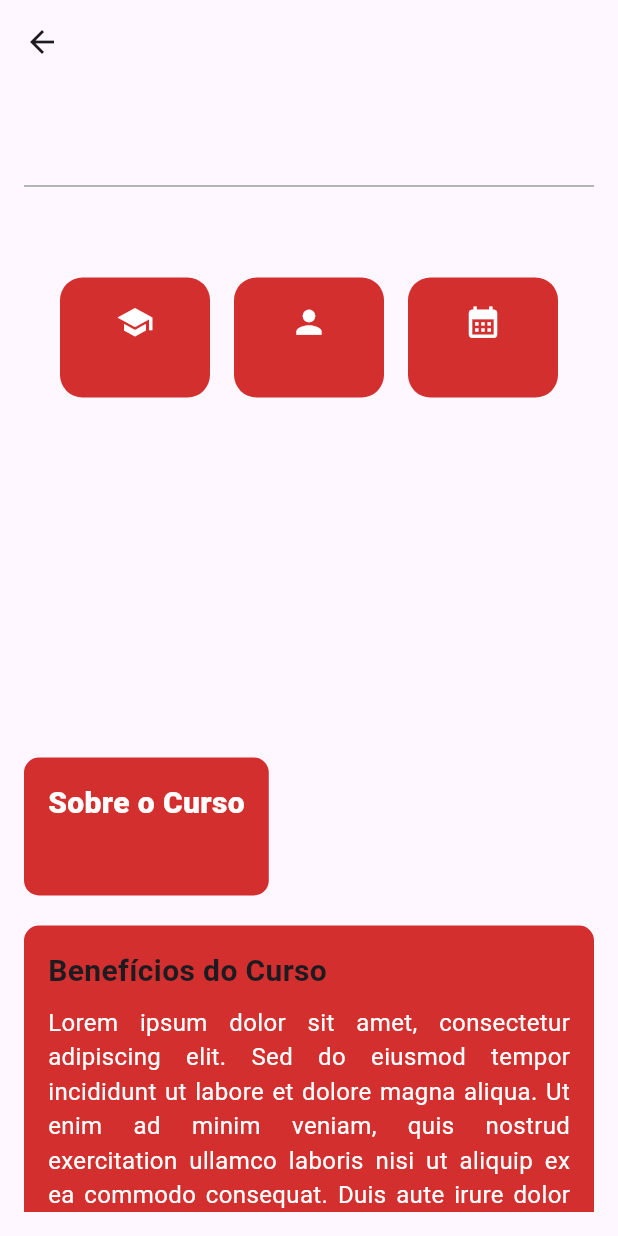
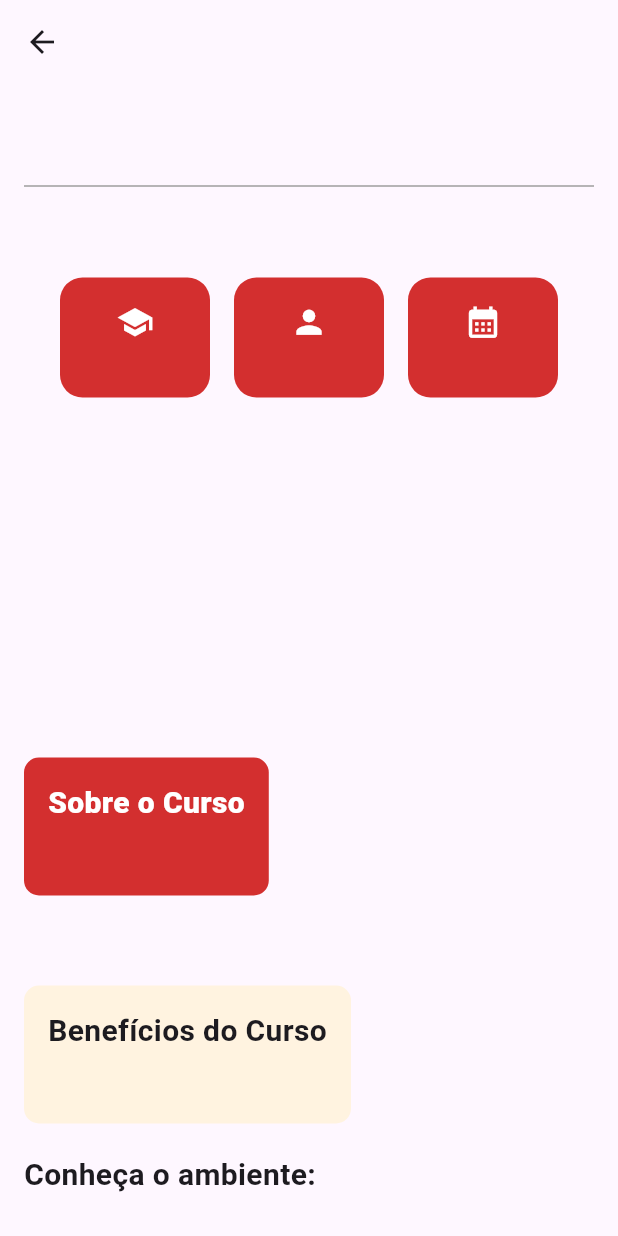
Before and after one commit to maathzzz/cursos_unisagrado, a Flutter app: the CourseDetailPage screen opened directly with empty values, on a phone screen of 412 x 824 dp. Run offline on Flutter 3.47's test engine with Material 3 defaults, Android fonts, the phone set to English and light mode, and no system bars; drawn by our look-alikes of carousel_slider.

```diff
--- a/lib/main.dart
+++ b/lib/main.dart
@@ -43,7 +43,17 @@ class _MyHomePageState extends State<MyHomePage> {
           'assets/labcs3.jpg',
           'assets/labcs4.jpg',
         ],
-        about: "A área de atuação de um profissional de Ciência da Computação abrange a Tecnologia da Informação, que é um mercado em crescimento na atualidade. O cientista da computação poderá atuar em projetos computacionais de hardware e software: projeto de infraestrutura de tecnologia, gerenciamento e bancos de dados, análise de sistemas, segurança da informação e muito mais."
+        imgSection1: [
+          'assets/labcs4.jpg',
+          'assets/labcs5.jpg',
+        ],
+        imgSection2: [
+          'assets/labcs6.jpg',
+          'assets/labcs7.jpg',
+          'assets/labcs8.jpg',
+        ],
+        about: "A área de atuação de um profissional de Ciência da Computação abrange a Tecnologia da Informação, que é um mercado em crescimento na atualidade. O cientista da computação poderá atuar em projetos computacionais de hardware e software: projeto de infraestrutura de tecnologia, gerenciamento e bancos de dados, análise de sistemas, segurança da informação e muito mais.",
+        benefits: "De olho no futuro e acompanhando as tendências na indústria da informação, pode-se dizer que o mercado de atuação está cada vez mais amplo e exigente, sendo a formação profissional cada vez mais essencial. Grande parte das empresas públicas e privadas utiliza algum tipo de tecnologia para desenvolver suas atividades, necessitando de criação, programação, análise, suporte e inovação."
     ),
     Course(
       name: "Jogos Digitais",
@@ -54,11 +64,21 @@ class _MyHomePageState extends State<MyHomePage> {
       modality: "Presencial",
       duration: "2 anos",
       firstCarousel: [
-        'assets/labcs1.jpg',
-        'assets/labcs3.jpg',
-        'assets/labcs4.jpg',
+        'assets/labjd1.jpg',
+        'assets/labjd2.jpg',
+        'assets/labjd3.jpg',
+      ],
+      imgSection1: [
+        'assets/labjd4.jpg',
+        'assets/labjd5.jpg',
+      ],
+      imgSection2: [
+        'assets/labjd6.jpg',
+        'assets/labcs7.jpg',
+        'assets/labcs8.jpg',
       ],
       about: "A principal área de atuação do profissional de Jogos Digitais é o entretenimento digital, em que é responsável pelo desenvolvimento de produtos tais como: jogos educativos, de marketing, de treinamento empresarial, na saúde, científicos, militares, dentre outros. Além disso, pode desempenhar funções como roteirista, artista gráfico, designer de áudio, testador de jogos, programador e redator. As possibilidades são inúmeras!",
+      benefits: "O Brasil é o principal mercado de jogos da América Latina e está entre os maiores do mundo. A demanda por profissionais qualificados para o desenvolvimento, gestão e inovação no setor de entretenimento é crescente. Além disso, setores como educação, treinamento profissional e marketing estão cada vez mais interessados nas habilidades do tecnólogo em Jogos Digitais. Profissionais atualizados com as novidades do mercado, criativos e inovadores têm um futuro promissor."
     ),
   ];
 
@@ -278,7 +298,7 @@ class CourseDetailPage extends StatelessWidget {
                   );
                 }).toList(),
               ),
-              SizedBox(height: 20),
+              const SizedBox(height: 20),
               Container(
                 padding: EdgeInsets.all(16),
                 decoration: BoxDecoration(
@@ -294,28 +314,23 @@ class CourseDetailPage extends StatelessWidget {
                   ],
                 ),
               ),
-              SizedBox(height: 20),
-              Container(
-                padding: EdgeInsets.all(16),
-                decoration: BoxDecoration(
-                  color: Colors.red.shade700,
-                  borderRadius: BorderRadius.circular(10),
-                ),
-                child: Column(
-                  crossAxisAlignment: CrossAxisAlignment.start,
-                  children: [
-                    Text('Benefícios do Curso', style: TextStyle(fontSize: 20, fontWeight: FontWeight.bold)),
-                    SizedBox(height: 8),
-                    Text(
-                      'Lorem ipsum dolor sit amet, consectetur adipiscing elit. Sed do eiusmod tempor incididunt ut labore et dolore magna aliqua. '
-                          'Ut enim ad minim veniam, quis nostrud exercitation ullamco laboris nisi ut aliquip ex ea commodo consequat. '
-                          'Duis aute irure dolor in reprehenderit in voluptate velit esse cillum dolore eu fugiat nulla pariatur. '
-                          'Excepteur sint occaecat cupidatat non proident, sunt in culpa qui officia deserunt mollit anim id est laborum.',
-                      textAlign: TextAlign.justify,
-                      style: TextStyle(fontSize: 16, color: Colors.white),
+              const SizedBox(height: 20),
+              const SizedBox(height: 20),
+              Column(
+                crossAxisAlignment: CrossAxisAlignment.stretch,
+                children: course.imgSection1.map((imagePath) {
+                  return Container(
+                    margin: const EdgeInsets.only(bottom: 10),
+                    decoration: BoxDecoration(
+                      borderRadius: BorderRadius.circular(10),
+                      image: DecorationImage(
+                        image: AssetImage(imagePath),
+                        fit: BoxFit.cover,
+                      ),
                     ),
-                  ],
-                ),
+                    height: 200,
+                  );
+                }).toList(),
               ),
               SizedBox(height: 20),
               Container(
@@ -327,26 +342,43 @@ class CourseDetailPage extends StatelessWidget {
                 child: Column(
                   crossAxisAlignment: CrossAxisAlignment.start,
                   children: [
-                    Text('Oportunidades de Carreira', style: TextStyle(fontSize: 20, fontWeight: FontWeight.bold)),
-                    SizedBox(height: 8),
+                    Text('Benefícios do Curso', style: TextStyle(fontSize: 20, fontWeight: FontWeight.bold)),
+                    const SizedBox(height: 8),
                     Text(
-                      'Lorem ipsum dolor sit amet, consectetur adipiscing elit. Sed do eiusmod tempor incididunt ut labore et dolore magna aliqua. '
-                          'Ut enim ad minim veniam, quis nostrud exercitation ullamco laboris nisi ut aliquip ex ea commodo consequat. '
-                          'Duis aute irure dolor in reprehenderit in voluptate velit esse cillum dolore eu fugiat nulla pariatur. '
-                          'Excepteur sint occaecat cupidatat non proident, sunt in culpa qui officia deserunt mollit anim id est laborum.',
+                      course.benefits,
                       textAlign: TextAlign.justify,
                       style: TextStyle(fontSize: 16),
                     ),
                   ],
                 ),
               ),
-              SizedBox(height: 20),
+              const SizedBox(height: 20),
+              Text('Conheça o ambiente:', style: TextStyle(fontSize: 20, fontWeight: FontWeight.bold)),
+              const SizedBox(height: 20),
+              Column(
+                crossAxisAlignment: CrossAxisAlignment.stretch,
+                children: course.imgSection2.map((imagePath) {
+                  return Container(
+                    margin: const EdgeInsets.only(bottom: 10),
+                    decoration: BoxDecoration(
+                      borderRadius: BorderRadius.circular(10),
+                      image: DecorationImage(
+                        image: AssetImage(imagePath),
+                        fit: BoxFit.cover,
+                      ),
+                    ),
+                    height: 200,
+                  );
+                }).toList(),
+              ),
+              const SizedBox(height: 20),
               Center(
                 child: ElevatedButton(
                   onPressed: () => _launchURL(Uri.parse(course.url)),
-                  child: Text('Veja mais sobre o curso'),
+                  child: Text('Veja mais sobre o curso e a grade de matérias', style: TextStyle(color: Colors.red)),
                 ),
               ),
+              const SizedBox(height: 20),
             ],
           ),
         ),
@@ -391,6 +423,10 @@ class Course {
   final String duration;
   final List<String> firstCarousel;
   final String about;
+  final List<String> imgSection1;
+  final List<String> imgSection2;
+  final String benefits;
+
 
   Course({
     required this.name,
@@ -402,5 +438,8 @@ class Course {
     required this.duration,
     required this.firstCarousel,
     required this.about,
+    required this.imgSection1,
+    required this.imgSection2,
+    required this.benefits,
   });
 }
```
Also changed, not shown: pubspec.yaml (+12 -0 lines), assets/labcs5.jpg (added), assets/labcs6.jpg (added), assets/labcs7.jpg (added), assets/labcs8.jpg (added), assets/labjd1.jpg (added), assets/labjd2.jpg (added), assets/labjd3.jpg (added), assets/labjd4.jpg (added), assets/labjd5.jpg (added), assets/labjd6.jpg (added), assets/labjd7.jpg (added), assets/labjd8.jpg (added), 1 other file.
